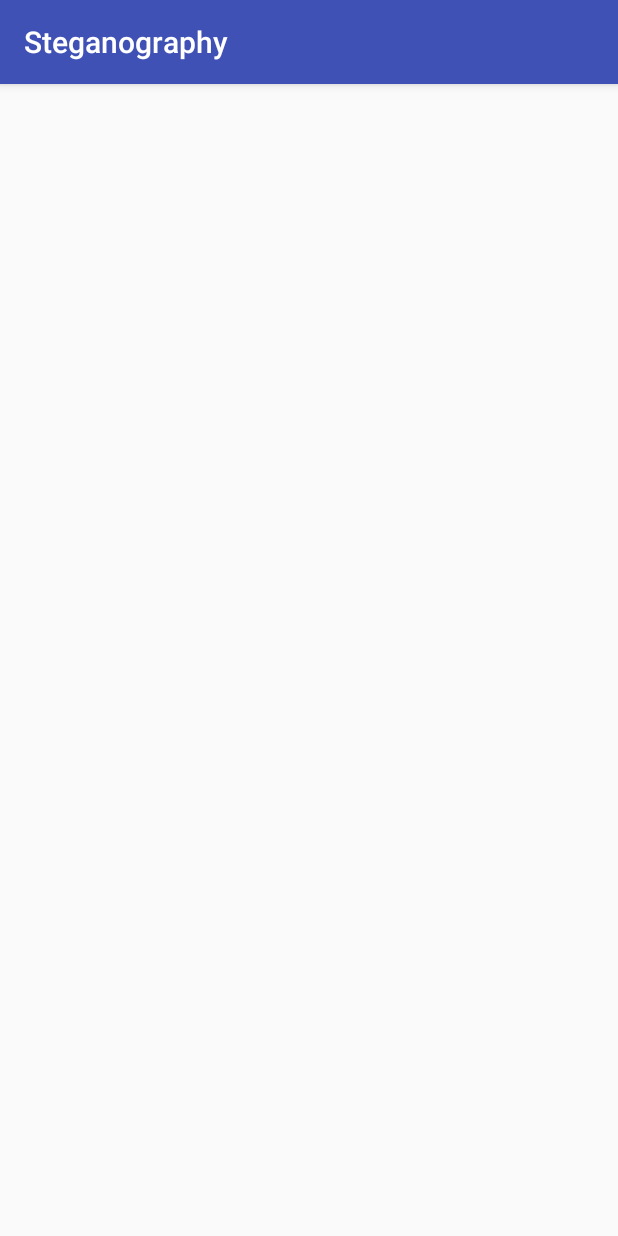
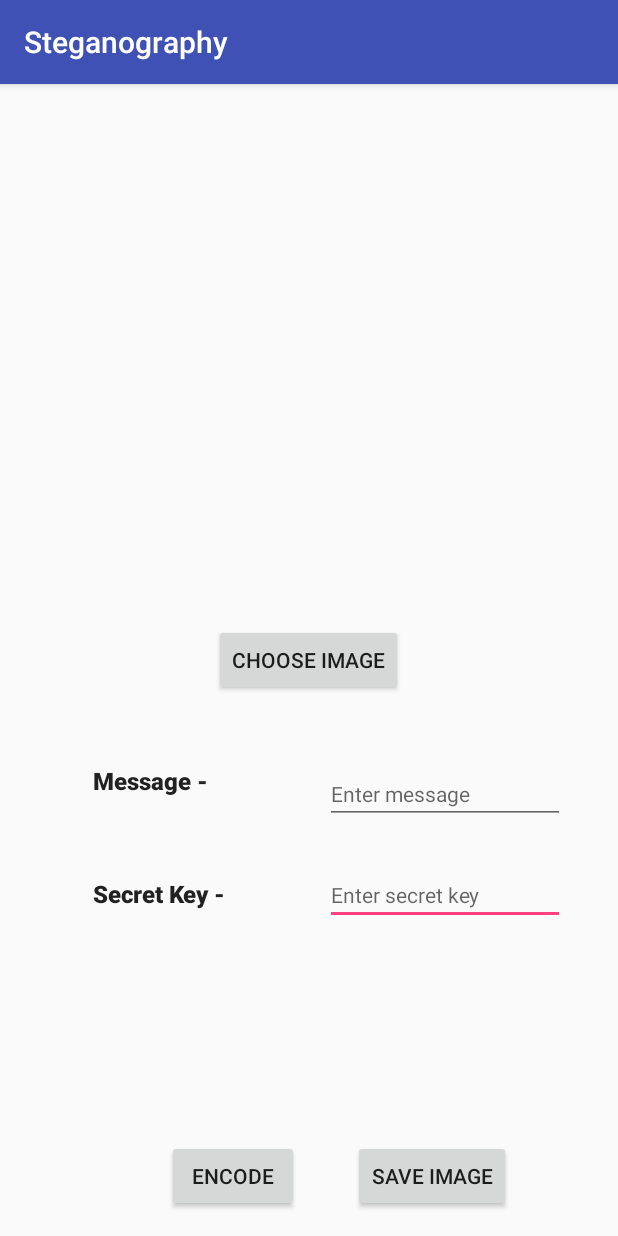
Before and after one commit to aagarwal1012/Image-Steganography-Library-Android, an Android app: the Encode screen opened directly, with no data from a screen before it, on a phone screen of 412 x 824 dp. Run offline under Robolectric (Android 15) with nearby library versions, the phone set to English and light mode, and no system bars.

Commit message:
Encode class of app made

```diff
--- a/app/src/main/res/layout/activity_encode.xml
+++ b/app/src/main/res/layout/activity_encode.xml
@@ -1,9 +1,102 @@
 <?xml version="1.0" encoding="utf-8"?>
-<android.support.constraint.ConstraintLayout xmlns:android="http://schemas.android.com/apk/res/android"
-    xmlns:app="http://schemas.android.com/apk/res-auto"
-    xmlns:tools="http://schemas.android.com/tools"
+<RelativeLayout android:layout_height="match_parent"
     android:layout_width="match_parent"
-    android:layout_height="match_parent"
-    tools:context="com.ayush.steganography.Encode">
+    android:layout_margin="16dp"
+    xmlns:android="http://schemas.android.com/apk/res/android" >
 
-</android.support.constraint.ConstraintLayout>
+    <ImageView
+        android:id="@+id/imageview"
+        android:layout_width="200dp"
+        android:layout_height="200dp"
+        android:layout_alignParentTop="true"
+        android:layout_centerHorizontal="true" />
+
+    <Button
+        android:id="@+id/choose_image_button"
+        android:layout_width="wrap_content"
+        android:layout_height="wrap_content"
+        android:layout_centerHorizontal="true"
+        android:layout_centerVertical="true"
+        android:text="Choose Image" />
+
+    <TextView
+        android:id="@+id/textView"
+        android:layout_width="wrap_content"
+        android:layout_height="wrap_content"
+        android:layout_below="@+id/choose_image_button"
+        android:layout_marginTop="45dp"
+        android:layout_toStartOf="@+id/choose_image_button"
+        android:text="Message - "
+        android:textAlignment="center"
+        android:textAllCaps="false"
+        android:textAppearance="@style/TextAppearance.AppCompat.Button"
+        android:textSize="16sp"
+        android:textStyle="bold" />
+
+    <TextView
+        android:id="@+id/textView2"
+        android:layout_width="wrap_content"
+        android:layout_height="wrap_content"
+        android:layout_alignStart="@+id/textView"
+        android:layout_below="@+id/message"
+        android:layout_marginTop="35dp"
+        android:text="Secret Key - "
+        android:textAlignment="center"
+        android:textAllCaps="false"
+        android:textAppearance="@style/TextAppearance.AppCompat.Button"
+        android:textSize="16sp"
+        android:textStyle="bold" />
+
+    <EditText
+        android:id="@+id/secret_key"
+        android:layout_width="wrap_content"
+        android:layout_height="wrap_content"
+        android:layout_alignBaseline="@+id/textView2"
+        android:layout_alignBottom="@+id/textView2"
+        android:layout_alignParentEnd="true"
+        android:layout_marginEnd="19dp"
+        android:ems="10"
+        android:hint="Enter secret key"
+        android:inputType="textPassword"
+        android:textSize="14sp" />
+
+    <EditText
+        android:id="@+id/message"
+        android:layout_width="wrap_content"
+        android:layout_height="wrap_content"
+        android:layout_alignStart="@+id/secret_key"
+        android:layout_alignTop="@+id/textView"
+        android:ems="10"
+        android:hint="Enter message"
+        android:inputType="textPersonName"
+        android:textSize="14sp" />
+
+    <Button
+        android:id="@+id/encode_button"
+        android:layout_width="wrap_content"
+        android:layout_height="wrap_content"
+        android:layout_alignParentBottom="true"
+        android:layout_marginEnd="17dp"
+        android:layout_toStartOf="@+id/secret_key"
+        android:text="Encode"
+        android:textAlignment="center"
+        android:textSize="14dp" />
+
+    <Button
+        android:id="@+id/save_image_button"
+        android:layout_width="wrap_content"
+        android:layout_height="wrap_content"
+        android:layout_alignEnd="@+id/secret_key"
+        android:layout_alignTop="@+id/encode_button"
+        android:layout_marginEnd="36dp"
+        android:text="Save Image" />
+
+    <TextView
+        android:id="@+id/whether_encoded"
+        android:layout_width="wrap_content"
+        android:layout_height="wrap_content"
+        android:layout_alignParentStart="true"
+        android:layout_alignParentTop="true"
+        android:textStyle="bold" />
+
+</RelativeLayout>
--- /dev/null
+++ b/app/src/main/res/xml/file_paths.xml
@@ -0,0 +1,4 @@
+<?xml version="1.0" encoding="utf-8"?>
+<paths xmlns:android="http://schemas.android.com/apk/res/android">
+    <external-path name="steganography_images" path="Android/data/it.steganography/files/Pictures" />
+</paths>
```
Also changed, not shown: app/src/main/AndroidManifest.xml (+14 -0 lines), app/src/main/java/com/ayush/steganography/Encode.java (+159 -0 lines), app/src/main/res/layout/activity_decode.xml (+5 -6 lines).
